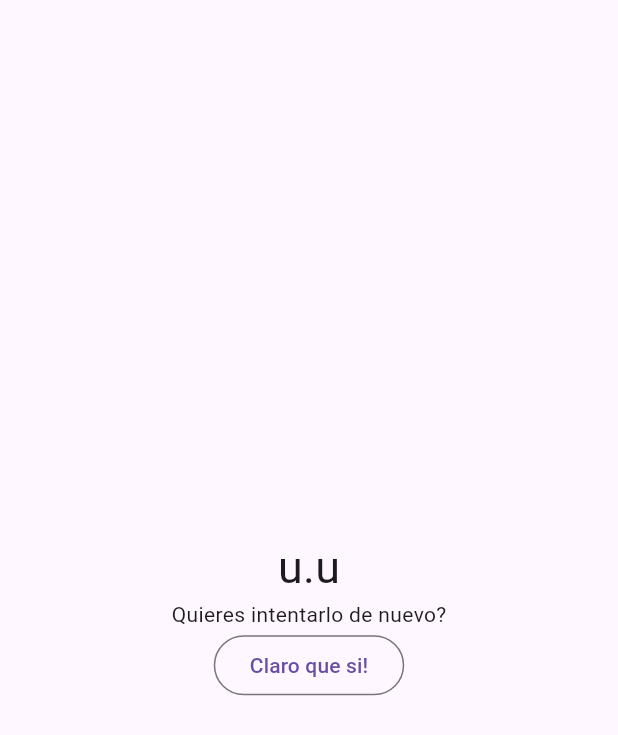
After one commit to geekmaster69/AdivinaElNumero-Desafio, a Flutter app: the GameOverScreen screen opened directly, after a tap on "Claro que si!", on a phone screen of 412 x 824 dp. The commit adds this screen. Shown: the top 735 px of the screen. Run offline on Flutter 3.47's test engine with Material 3 defaults, Android fonts, the phone set to English and light mode, and no system bars; our stand-ins replace flutter_riverpod.

Commit message:
ultimos detalles

```diff
--- /dev/null
+++ b/lib/presentation/screens/game_over_screen.dart
@@ -0,0 +1,31 @@
+import 'package:adivina_el_numero_desafio/presentation/providers/game_form_provider.dart';
+import 'package:flutter/material.dart';
+import 'package:flutter_riverpod/flutter_riverpod.dart';
+
+class GameOverScreen extends ConsumerWidget {
+  const GameOverScreen({super.key});
+
+  @override
+  Widget build(BuildContext context, WidgetRef ref) {
+    return Scaffold(
+      body: Center(
+        child: Column(
+          mainAxisAlignment: MainAxisAlignment.center,
+          crossAxisAlignment: CrossAxisAlignment.center,
+          children: [
+            const Text(
+              'u.u',
+              style: TextStyle(fontSize: 30),
+            ),
+            const Text('Quieres intentarlo de nuevo?'),
+            OutlinedButton(
+                onPressed: () {
+                  ref.read(gameFormProvider.notifier).onGameLevelChange(0);
+                },
+                child: const Text('Claro que si!'))
+          ],
+        ),
+      ),
+    );
+  }
+}
--- a/lib/presentation/screens/home_screen.dart
+++ b/lib/presentation/screens/home_screen.dart
@@ -1,4 +1,5 @@
 import 'package:adivina_el_numero_desafio/presentation/providers/game_form_provider.dart';
+import 'package:adivina_el_numero_desafio/presentation/screens/game_over_screen.dart';
 import 'package:adivina_el_numero_desafio/presentation/widgets/widgets.dart';
 import 'package:flutter/material.dart';
 import 'package:flutter_riverpod/flutter_riverpod.dart';
@@ -13,7 +14,9 @@ class HomeScreen extends ConsumerWidget {
     final gameFormState = ref.watch(gameFormProvider);
     final gameFormNotifier = ref.watch(gameFormProvider.notifier);
 
-    return Scaffold(
+    return  (gameFormState.endGame)
+    ? GameOverScreen()
+   : Scaffold(
       appBar: AppBar(
         title: Text('Home Screen'),
       ),
@@ -35,7 +38,7 @@ class HomeScreen extends ConsumerWidget {
                   )),
               Flexible(
                   child: TriesCounter(
-                remainingTries: gameFormState.gameLevel.tries,
+                remainingTries: gameFormState.triesRemaining,
               ))
             ],
           ),
@@ -43,9 +46,9 @@ class HomeScreen extends ConsumerWidget {
             height: size.height * 0.33,
             child: Row(
               children: [
-                CounterWidget(numbers: [], title: 'Mayor que'),
-                CounterWidget(numbers: [], title: 'Menor que'),
-                CounterWidget(numbers: [], title: 'Historial'),
+                CounterWidget(numbers: gameFormState.greaterThan, title: 'Mayor que'),
+                CounterWidget(numbers: gameFormState.minorThan, title: 'Menor que'),
+                CounterWidget(numbers: gameFormState.history, title: 'Historial'),
               ],
             ),
           ),
--- a/lib/presentation/widgets/custom_text_form_field.dart
+++ b/lib/presentation/widgets/custom_text_form_field.dart
@@ -23,9 +23,11 @@ class _CustomTextFormFieldState extends State<CustomTextFormField> {
   Widget build(BuildContext context) {
     return TextFormField(
       keyboardType: TextInputType.number,
-      textInputAction: TextInputAction.none,
+      textInputAction: TextInputAction.unspecified,
+
       controller: controller,
       onFieldSubmitted: (value) {
+
         controller.clear();
         widget.onSubmit(value);
       },
```
Also changed, not shown: lib/presentation/providers/game_form_provider.dart (+20 -3 lines).
